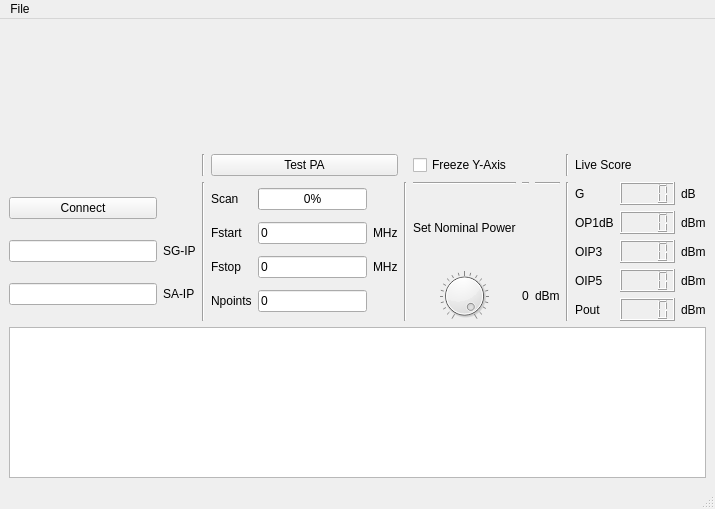
Old version of the form Exercises/workshop/red/pa_app.ui in the repository nt11/python_rf_course_pub.
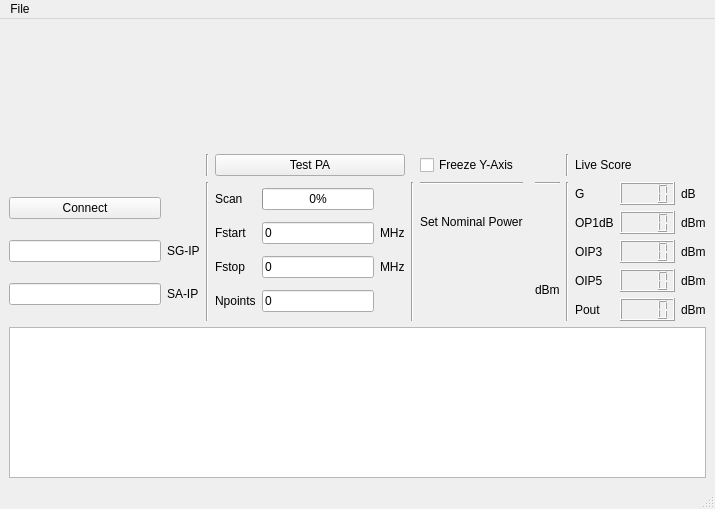
New version of the form.

Commit message: Fix Red and Black UI files - remove widgets students need to add

Diff of the .ui file:
```diff
--- a/Exercises/workshop/red/pa_app.ui
+++ b/Exercises/workshop/red/pa_app.ui
@@ -307,34 +307,9 @@
            </widget>
           </item>
           <item row="3" column="2">
-           <widget class="QLabel" name="label_18">
-            <property name="text">
-             <string>0</string>
-            </property>
-           </widget>
-          </item>
+           </item>
           <item row="3" column="1">
-           <widget class="QDial" name="dial">
-            <property name="maximumSize">
-             <size>
-              <width>16777215</width>
-              <height>50</height>
-             </size>
-            </property>
-            <property name="minimum">
-             <number>-20</number>
-            </property>
-            <property name="maximum">
-             <number>0</number>
-            </property>
-            <property name="notchTarget">
-             <double>1.000000000000000</double>
-            </property>
-            <property name="notchesVisible">
-             <bool>true</bool>
-            </property>
-           </widget>
-          </item>
+           </item>
           <item row="3" column="3">
            <widget class="QLabel" name="label_20">
             <property name="text">
```
Left out of the diff: 35 changed lines with no effect on the pictures. The commit also changes 3 other files.
